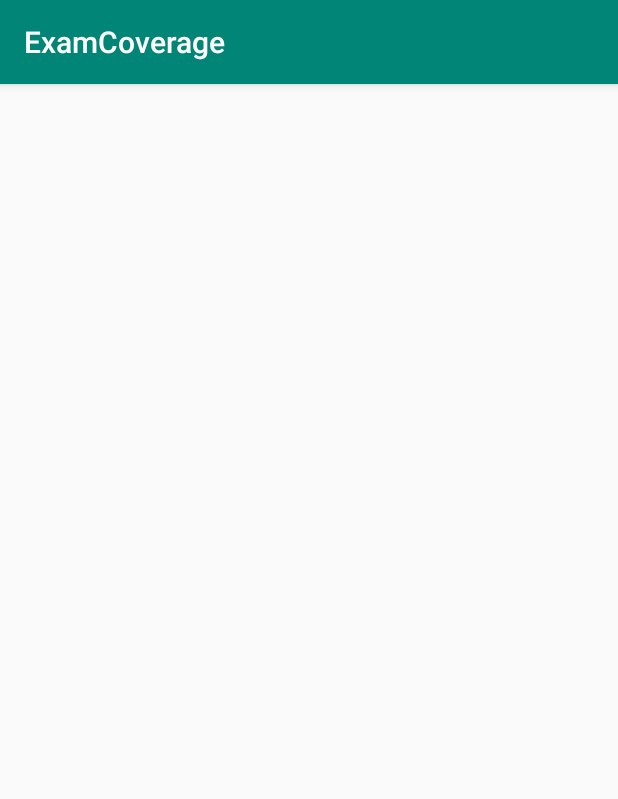
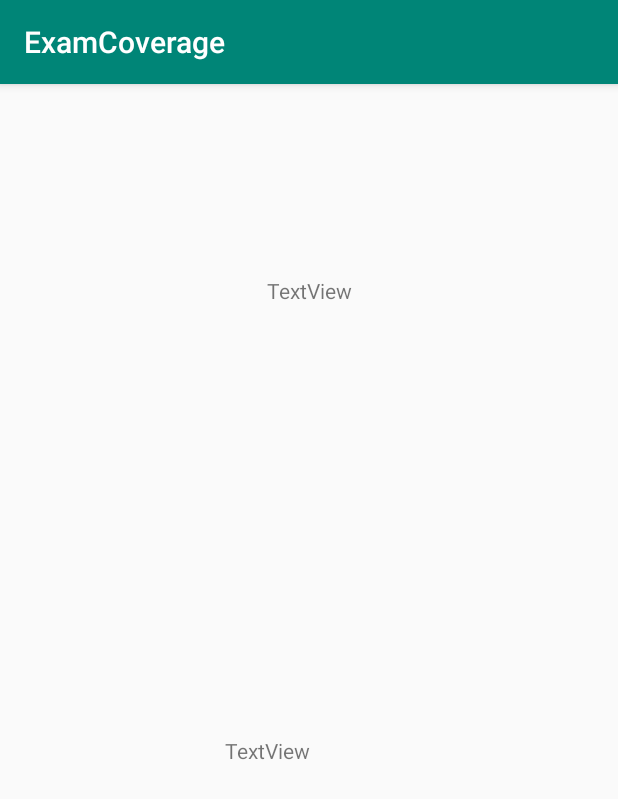
Before and after one commit to Abraham208/ExamCoverage, an Android app: the SecondActivity screen opened directly, with no data from a screen before it, on a phone screen of 412 x 824 dp. Shown: the top 799 px of the screen. Run offline under Robolectric (Android 15) with nearby library versions, the phone set to English and light mode, and no system bars.

Commit message:
Initial Debugging

```diff
--- a/app/src/main/java/mcm/edu/ph/examcoverage/MainActivity.java
+++ b/app/src/main/java/mcm/edu/ph/examcoverage/MainActivity.java
@@ -28,13 +28,19 @@ public class MainActivity extends AppCompatActivity {
         txtbox =   findViewById(R.id.txtBox); //gitawag nato ang txtBox EditText gikan sa activity_main.xml
         numbox =   findViewById(R.id.numBox); //gitawag nato ang numBox EditText, dummy data, gamiton nato for illustration purposes
 
-        spinner.setOnItemClickListener( //listener para sa spinner para magcollapse sya pag iclick type lang spinner.setOnItemClickListener();
-                new AdapterView.OnItemClickListener() {
-                    //for this part para mag auto complete type lang new AdapterView.OnItemClickListener then iclick ang suggestion
+
+        spinner.setOnItemSelectedListener( //listener para sa spinner para magcollapse sya pag iclick type lang variableninyo.setOnItemSelectedListener();
+                new AdapterView.OnItemSelectedListener() {
+                    //for this part para mag auto complete type lang new AdapterView.OnItemSelectedListener then iclick ang suggestion
                     @Override
-                    public void onItemClick(AdapterView<?> parent, View view, int position, long id) {
+                    public void onItemSelected(AdapterView<?> parent, View view, int position, long id) {
                         //diri nimo ibutang ang code para maselect ang option gikan sa spinner
                         txtFromSpinner = spinner.getSelectedItem().toString(); // mao ni ang code para makuha nato ang giselect sa spinner. gibutang nato sa string
+                    }
+
+                    @Override
+                    public void onNothingSelected(AdapterView<?> parent) {
+                        //blangkohi lang diri
                     }
                 }
         );
--- a/app/src/main/java/mcm/edu/ph/examcoverage/SecondActivity.java
+++ b/app/src/main/java/mcm/edu/ph/examcoverage/SecondActivity.java
@@ -1,14 +1,41 @@
 package mcm.edu.ph.examcoverage;
 
 import androidx.appcompat.app.AppCompatActivity;
+import android.os.Bundle;
 
-import android.os.Bundle;
+import android.content.Intent; /** this time gigamit nato ang intent para makareceive ug data **/
+import android.widget.TextView; //gi import nato para naa tay display
 
 public class SecondActivity extends AppCompatActivity {
 
+    String txtBoxTxt="", spinnerTxt=""; //string declarations as container
+    int numBoxInt=0; //container variable pud ni
+    TextView tbt,st,nbt; //TextView declarations para madisplay nato ang data later
     @Override
     protected void onCreate(Bundle savedInstanceState) {
         super.onCreate(savedInstanceState);
         setContentView(R.layout.activity_second);
+
+
+        Intent qwerty = getIntent(); //gideclare nato si intent qwerty nga ang purpose lang niya is to receive.
+
+        txtBoxTxt = qwerty.getStringExtra("TEXT_SA_TEXTBOX"); //this time gikuha na nato ang data gikan kay TEXT_SA_TEXTBOX padulong sa txtBoxTxt
+        spinnerTxt = qwerty.getStringExtra("TEXT_SA_SPINNER"); //same as above
+
+        numBoxInt = qwerty.getIntExtra("INT_NATO",0); //comment on this line below
+        /** same lang with the string pero this time nangayo siya ug default value (zero)
+         *  pag wala syay makita nga unod (or data). This applies for all number
+         *  based data types such as float, double, long, etc.
+         **/
+
+        tbt = findViewById(R.id.txtBox); //ang textview para sa typed text
+        st = findViewById(R.id.spinTxtBox); // ang textview para sa spinner text
+        nbt = findViewById(R.id.numTxtBox); // ang textview para sa number
+
+        //tbt.setText(txtBoxTxt); // atong ipadisplay sa textview ang data, typed text
+        st.setText(spinnerTxt); //spinner
+        //nbt.setText(String.valueOf(numBoxInt)); //this time kay int man sya, ato sa syang giconvert to String.
+
+
     }
 }
--- a/app/src/main/res/layout/activity_main.xml
+++ b/app/src/main/res/layout/activity_main.xml
@@ -26,7 +26,7 @@
         android:layout_height="wrap_content"
         android:ems="10"
         android:inputType="textPersonName"
-        android:clickable="false"
+        android:enabled="false"
         android:text="12345"
         app:layout_constraintBottom_toTopOf="@+id/kibsSpin"
         app:layout_constraintEnd_toEndOf="@+id/txtBox"
--- a/app/src/main/res/layout/activity_second.xml
+++ b/app/src/main/res/layout/activity_second.xml
@@ -6,4 +6,37 @@
     android:layout_height="match_parent"
     tools:context=".SecondActivity">
 
+    <TextView
+        android:id="@+id/txtBoxTxt"
+        android:layout_width="wrap_content"
+        android:layout_height="wrap_content"
+        android:layout_marginTop="128dp"
+        android:text="TextView"
+        app:layout_constraintBottom_toBottomOf="parent"
+        app:layout_constraintEnd_toEndOf="parent"
+        app:layout_constraintHorizontal_bias="0.5"
+        app:layout_constraintStart_toStartOf="parent"
+        app:layout_constraintTop_toTopOf="parent"
+        app:layout_constraintVertical_bias="0.0" />
+
+    <TextView
+        android:id="@+id/spinTxtBox"
+        android:layout_width="wrap_content"
+        android:layout_height="wrap_content"
+        android:layout_marginTop="132dp"
+        android:text="TextView"
+        app:layout_constraintEnd_toEndOf="@+id/txtBoxTxt"
+        app:layout_constraintHorizontal_bias="0.0"
+        app:layout_constraintStart_toStartOf="@+id/txtBoxTxt"
+        app:layout_constraintTop_toBottomOf="@+id/txtBoxTxt" />
+
+    <TextView
+        android:id="@+id/numTxtBox"
+        android:layout_width="wrap_content"
+        android:layout_height="wrap_content"
+        android:layout_marginTop="136dp"
+        android:text="TextView"
+        app:layout_constraintEnd_toEndOf="@+id/spinTxtBox"
+        app:layout_constraintStart_toStartOf="@+id/spinTxtBox"
+        app:layout_constraintTop_toBottomOf="@+id/spinTxtBox" />
 </androidx.constraintlayout.widget.ConstraintLayout>
```
